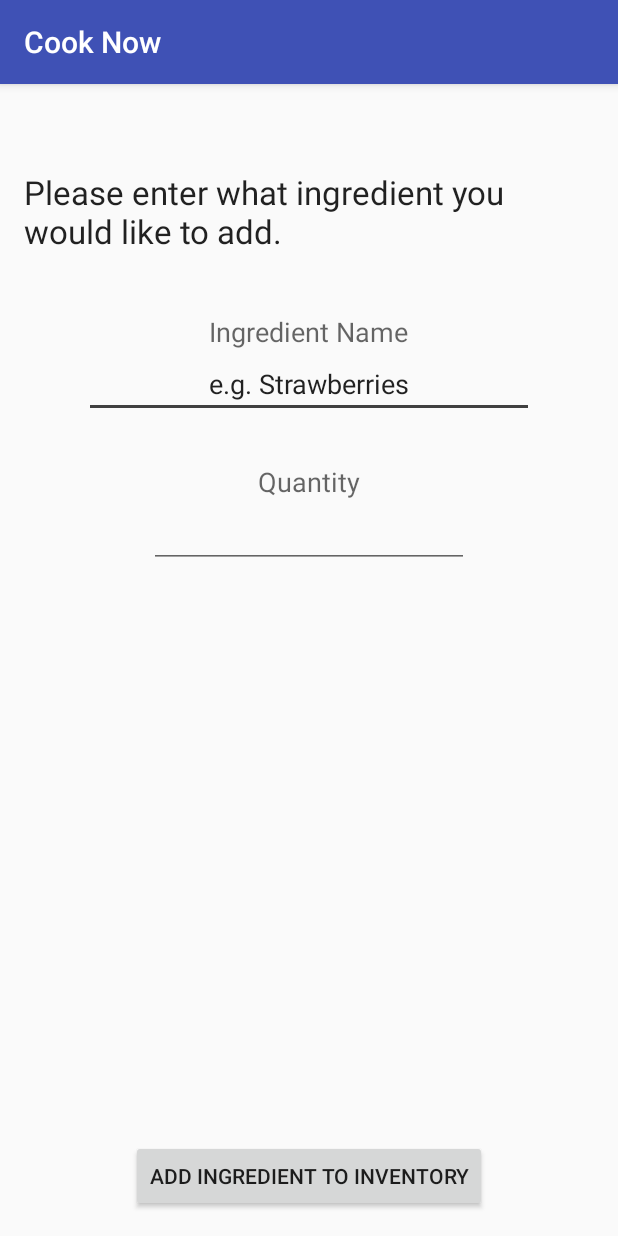
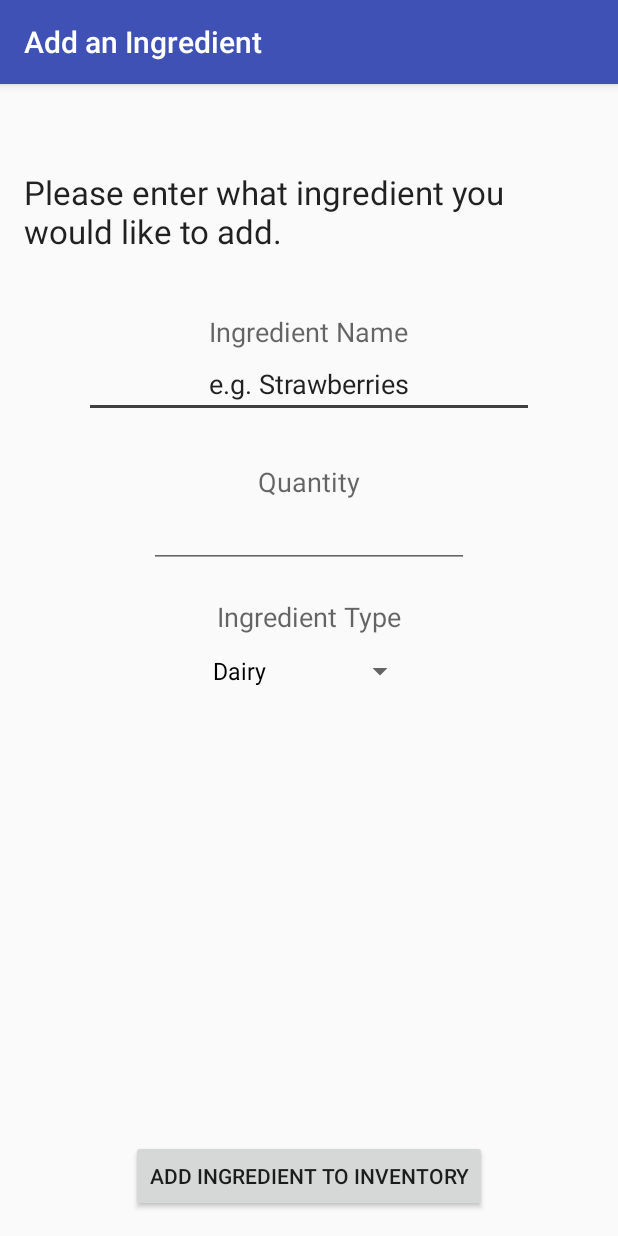
Before and after one commit to idonorchidinma/cooknow, an Android app: the AddIngredientActivity screen opened directly, with no data from a screen before it, on a phone screen of 412 x 824 dp. Run offline under Robolectric (Android 15) with nearby library versions, the light colour scheme and no system bars.

Commit message:
Added Ingredient TYPE SELECTOR when adding ingredient

```diff
--- a/CookNow/app/src/main/java/com/example/tony/cooknow/AddIngredientActivity.java
+++ b/CookNow/app/src/main/java/com/example/tony/cooknow/AddIngredientActivity.java
@@ -4,7 +4,9 @@ import android.content.Intent;
 import android.support.v7.app.AppCompatActivity;
 import android.os.Bundle;
 import android.view.View;
+import android.widget.ArrayAdapter;
 import android.widget.Button;
+import android.widget.Spinner;
 import android.widget.Toast;
 
 public class AddIngredientActivity extends AppCompatActivity {
@@ -16,6 +18,12 @@ public class AddIngredientActivity extends AppCompatActivity {
     protected void onCreate(Bundle savedInstanceState) {
         super.onCreate(savedInstanceState);
         setContentView(R.layout.activity_add_ingredient);
+        setTitle("Add an Ingredient");
+
+        Spinner dropdown = (Spinner)findViewById(R.id.TYPE_SELECTOR_SPINNER);
+        String[] items = new String[]{"Dairy", "Fruits", "Vegetables", "Meat", "Other"};
+        ArrayAdapter<String> adapter = new ArrayAdapter<String>(this, android.R.layout.simple_spinner_dropdown_item, items);
+        dropdown.setAdapter(adapter);
 
         myAddButton = (Button) findViewById(R.id.ADD_INGREDIENT_BUTTON);
         myAddButton.setOnClickListener(new View.OnClickListener() {
--- a/CookNow/app/src/main/res/layout/activity_add_ingredient.xml
+++ b/CookNow/app/src/main/res/layout/activity_add_ingredient.xml
@@ -65,4 +65,22 @@
         android:layout_alignParentBottom="true"
         android:layout_centerHorizontal="true" />
 
+    <Spinner
+        android:layout_width="wrap_content"
+        android:layout_height="wrap_content"
+        android:id="@+id/TYPE_SELECTOR_SPINNER"
+        android:spinnerMode="dropdown"
+        android:layout_below="@+id/INGREDIENT_TYPE_LABEL"
+        android:layout_centerHorizontal="true" />
+
+    <TextView
+        android:layout_width="wrap_content"
+        android:layout_height="wrap_content"
+        android:textAppearance="?android:attr/textAppearanceMedium"
+        android:text="Ingredient Type"
+        android:id="@+id/INGREDIENT_TYPE_LABEL"
+        android:layout_below="@+id/INGREDIENT_QUANTITY_EDITTEXT"
+        android:layout_centerHorizontal="true"
+        android:layout_marginTop="20dp" />
+
 </RelativeLayout>
```
